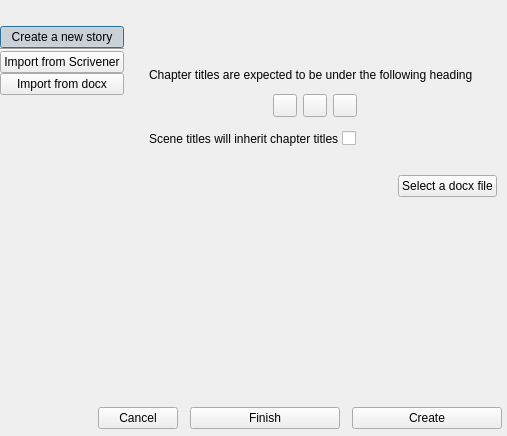
This is ui/story_creation_dialog.ui in zkovari/plotlyst as Qt 5 draws it before an edit. The edited form follows.
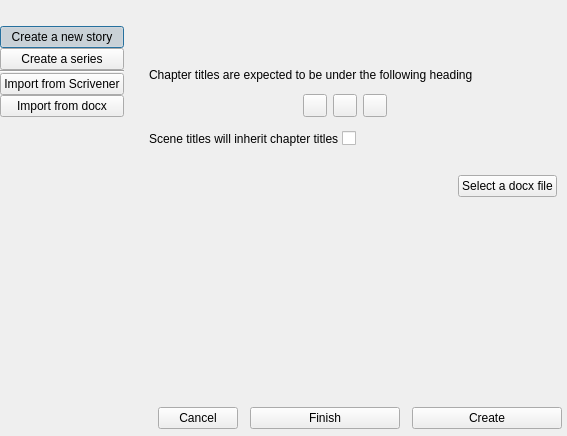
This is the edited form. Custom widgets are drawn as their Qt base class.

Commit message: Add series mode in creation dialog

```diff
--- a/ui/story_creation_dialog.ui
+++ b/ui/story_creation_dialog.ui
@@ -6,7 +6,7 @@
    <rect>
     <x>0</x>
     <y>0</y>
-    <width>507</width>
+    <width>567</width>
     <height>436</height>
    </rect>
   </property>
@@ -120,6 +120,31 @@
           </attribute>
          </widget>
         </item>
+        <item>
+         <widget class="QPushButton" name="btnNewSeries">
+          <property name="cursor">
+           <cursorShape>PointingHandCursor</cursorShape>
+          </property>
+          <property name="focusPolicy">
+           <enum>Qt::ClickFocus</enum>
+          </property>
+          <property name="text">
+           <string>Create a series</string>
+          </property>
+          <property name="checkable">
+           <bool>true</bool>
+          </property>
+          <property name="checked">
+           <bool>false</bool>
+          </property>
+          <property name="main-side-nav" stdset="0">
+           <bool>true</bool>
+          </property>
+          <attribute name="buttonGroup">
+           <string notr="true">buttonGroup</string>
+          </attribute>
+         </widget>
+        </item>
         <item>
          <widget class="Line" name="line">
           <property name="orientation">
```
The commit also changes 2 other files.
